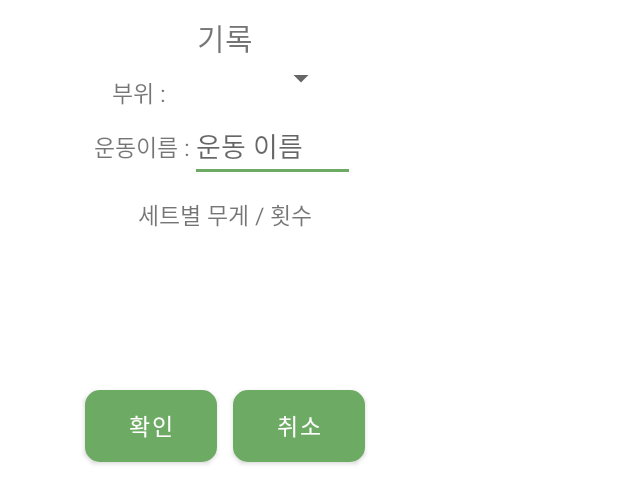
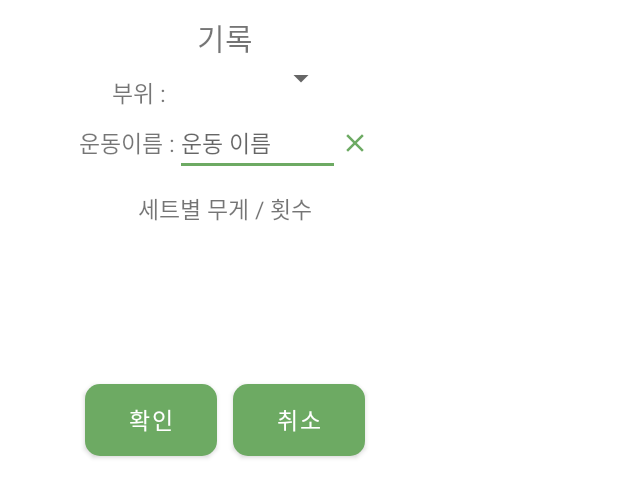
Before and after one commit to 9ranr11d/exercise, an Android app: the layout activity_record_scene.xml on its own in the app's theme, with its tools: preview values and no code run, on a phone screen of 412 x 824 dp. Shown: the top 504 px of the screen. Run offline under Robolectric (Android 15) with nearby library versions, the phone set to English and light mode, and no system bars.

```diff
--- a/app/build.gradle
+++ b/app/build.gradle
@@ -9,8 +9,8 @@ android {
         applicationId "com.example.exercise"
         minSdk 26
         targetSdk 31
-        versionCode 33
-        versionName "1.2.0"
+        versionCode 34
+        versionName "1.2.1"
 
         testInstrumentationRunner "androidx.test.runner.AndroidJUnitRunner"
     }
--- a/app/src/main/res/layout/activity_record_scene.xml
+++ b/app/src/main/res/layout/activity_record_scene.xml
@@ -40,7 +40,7 @@
         android:layout_width="wrap_content"
         android:layout_height="wrap_content"
         android:orientation="horizontal"
-        android:layout_gravity="center_horizontal" >
+        android:gravity="center" >
 
         <TextView
             android:layout_width="wrap_content"
@@ -53,7 +53,14 @@
             android:layout_width="110dp"
             android:layout_height="wrap_content"
             android:textSelectHandle="@drawable/image_text_handle"
-            android:hint="운동 이름" />
+            android:hint="운동 이름"
+            android:textSize="15sp" />
+
+        <Button
+            android:layout_width="20dp"
+            android:layout_height="20dp"
+            android:background="@drawable/delete"
+            android:id="@+id/button_record_scene_name_delete" />
 
     </LinearLayout>
 
```
Also changed, not shown: app/src/main/java/com/example/exercise/PopupActivity.java (+5 -17 lines), app/src/main/java/com/example/exercise/RecordScene.java (+12 -1 lines), app/src/main/java/com/example/exercise/TimerScene.java (+20 -1 lines), app/src/main/res/layout/activity_popup.xml (+5 -4 lines), 2 other files.
